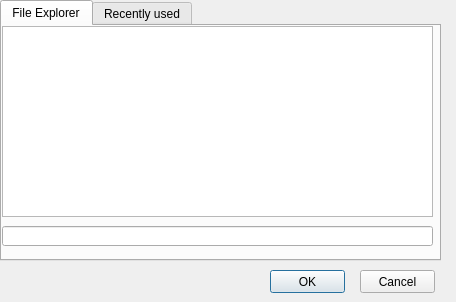
SuppenGeist/pse-ws1516-videoencoder-ta, file Pflichtenheft/ToViET/fileexplorer.ui: the form before one commit.
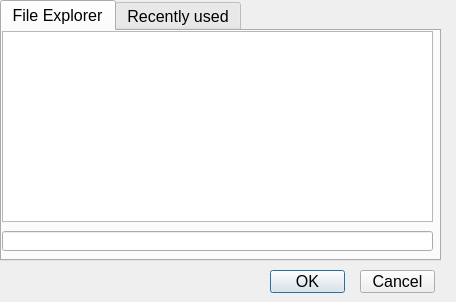
The form after the commit.

```diff
--- a/Pflichtenheft/ToViET/fileexplorer.ui
+++ b/Pflichtenheft/ToViET/fileexplorer.ui
@@ -10,6 +10,11 @@
     <height>302</height>
    </rect>
   </property>
+  <property name="font">
+   <font>
+    <pointsize>12</pointsize>
+   </font>
+  </property>
   <property name="windowTitle">
    <string>Dialog</string>
   </property>
```
